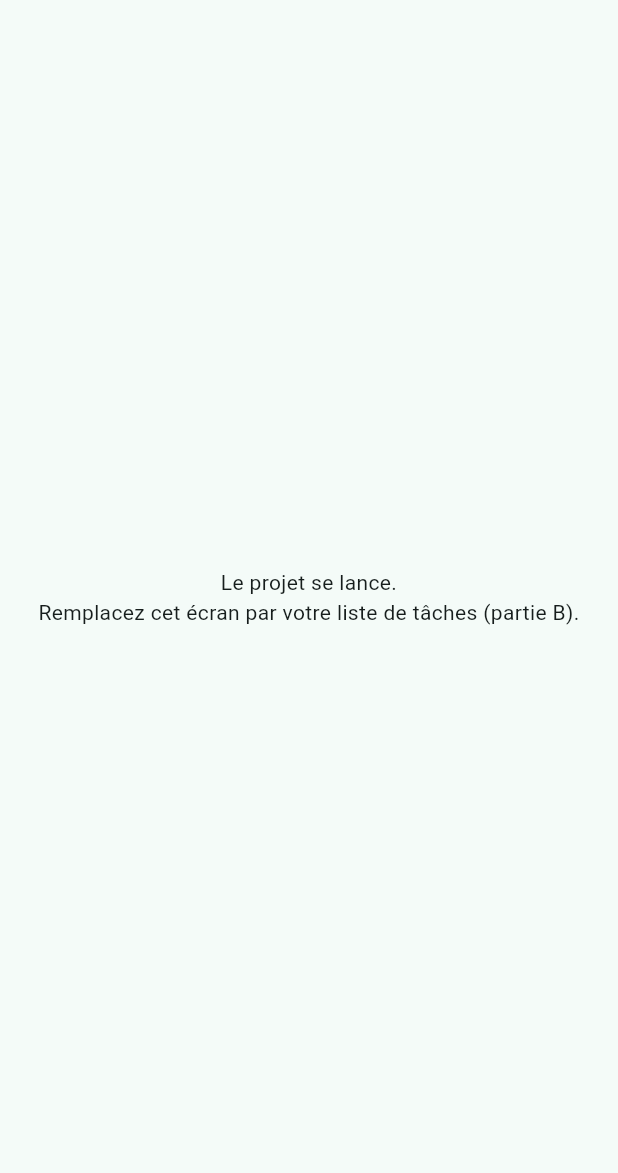
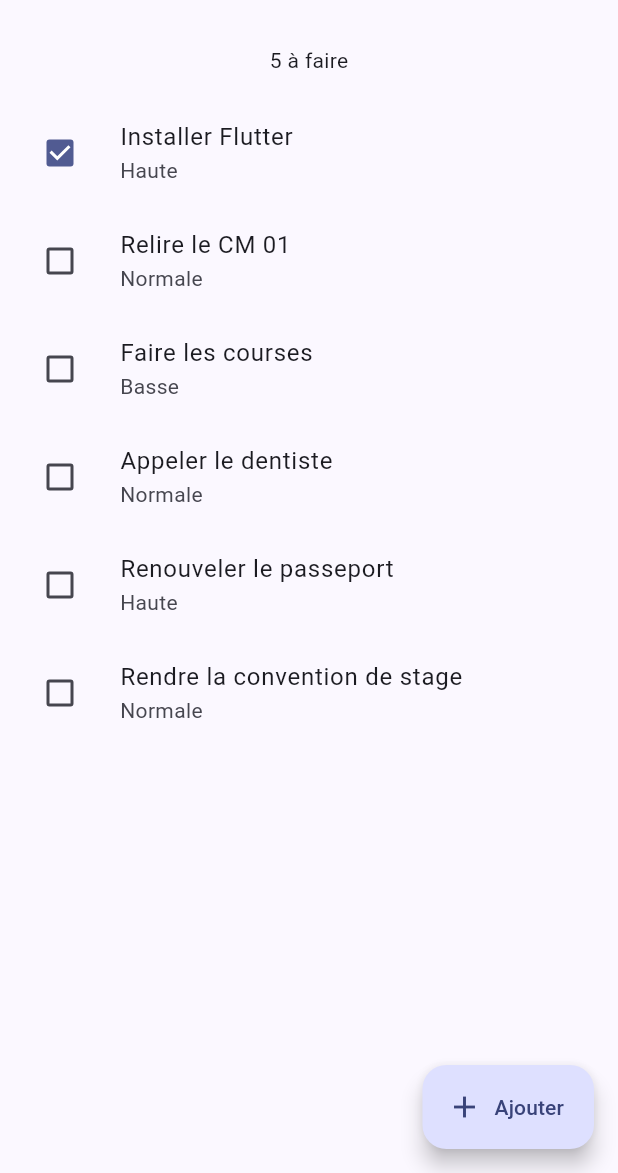
Before and after one commit to LeiHuang25/HAI912I-TP1-flutter, a Flutter app: the screen it shows after launch, on a phone screen of 412 x 824 dp, the part 63-1236 px from its top. Run offline on Flutter 3.47's test engine with Material 3 defaults, Android fonts, the phone set to English and light mode, and no system bars; our stand-ins replace material_ui.

Commit message:
Complete part B task list, local state and checkbox interactions

```diff
--- /dev/null
+++ b/lib/ecrans/liste_taches.dart
@@ -0,0 +1,97 @@
+import 'dart:convert';
+
+import 'package:material_ui/material_ui.dart';
+
+import '../donnees/exemples.dart';
+import '../modele/taches.dart';
+
+class ListeTaches extends StatefulWidget {
+  const ListeTaches({super.key});
+
+  @override
+  State<ListeTaches> createState() => _ListeTachesState();
+}
+
+class _ListeTachesState extends State<ListeTaches> {
+  late final List<Tache> _taches;
+  int _prochainNumero = 1;
+
+  @override
+  void initState() {
+    super.initState();
+
+    final documents = jsonDecode(tachesExempleJson) as List<dynamic>;
+
+    _taches = [
+      for (final document in documents)
+        tacheDepuisJson(Map<String, Object?>.from(document as Map)),
+    ];
+  }
+
+  void _ajouterExemple() {
+    String id;
+
+    do {
+      id = 'ajout-${_prochainNumero++}';
+    } while (_taches.any((tache) => tache.id == id));
+
+    final nouvelle = Tache(id: id, titre: 'Nouvelle tâche $id');
+
+    setState(() {
+      _taches.add(nouvelle);
+    });
+  }
+
+  void _basculerTache(Tache tache) {
+    final index = _taches.indexWhere((element) => element.id == tache.id);
+
+    if (index == -1) return;
+
+    final actuelle = _taches[index];
+
+    setState(() {
+      _taches[index] = actuelle.copyWith(faite: !actuelle.faite);
+    });
+  }
+
+  @override
+  Widget build(BuildContext context) {
+    final statistiques = bilan(_taches);
+    final restantes = statistiques.total - statistiques.faites;
+
+    return Scaffold(
+      appBar: AppBar(title: const Text('Mes tâches')),
+      body: Column(
+        children: [
+          Padding(
+            padding: const EdgeInsets.all(16),
+            child: Text('$restantes à faire'),
+          ),
+          Expanded(
+            child: ListView.builder(
+              itemCount: _taches.length,
+              itemBuilder: (context, index) {
+                final tache = _taches[index];
+
+                return ListTile(
+                  leading: Checkbox(
+                    key: ValueKey('faite-${tache.id}'),
+                    value: tache.faite,
+                    onChanged: (_) => _basculerTache(tache),
+                  ),
+                  title: Text(tache.titre),
+                  subtitle: Text(tache.priorite.libelle),
+                );
+              },
+            ),
+          ),
+        ],
+      ),
+      floatingActionButton: FloatingActionButton.extended(
+        onPressed: _ajouterExemple,
+        icon: const Icon(Icons.add),
+        label: const Text('Ajouter'),
+      ),
+    );
+  }
+}
--- a/lib/main.dart
+++ b/lib/main.dart
@@ -2,6 +2,8 @@
 // Point d'entrée : runApp() attache la racine de l'arbre de widgets à l'écran.
 // Tout le reste est une composition de widgets.
 import 'package:material_ui/material_ui.dart';
+
+import 'ecrans/liste_taches.dart';
 
 void main() => runApp(const MesTachesApp());
 
@@ -14,31 +16,9 @@ class MesTachesApp extends StatelessWidget {
       title: 'Mes tâches',
       debugShowCheckedModeBanner: false,
       // Material 3 est le défaut et tout le thème dérive d'une couleur.
-      theme: ThemeData(colorScheme: .fromSeed(seedColor: Colors.teal)),
+      theme: ThemeData(colorScheme: .fromSeed(seedColor: Colors.indigo)),
       // Écran provisoire : à remplacer par votre écran de liste (B1).
-      home: const _EcranProvisoire(),
+      home: const ListeTaches(),
     );
   }
 }
-
-/// Écran provisoire.
-class _EcranProvisoire extends StatelessWidget {
-  const _EcranProvisoire();
-
-  @override
-  Widget build(BuildContext context) {
-    return Scaffold(
-      appBar: AppBar(title: const Text('Mes tâches')),
-      body: const Center(
-        child: Padding(
-          padding: EdgeInsets.all(24),
-          child: Text(
-            'Le projet se lance.\n'
-            'Remplacez cet écran par votre liste de tâches (partie B).',
-            textAlign: TextAlign.center,
-          ),
-        ),
-      ),
-    );
-  }
-}
```
Also changed, not shown: 1 other file.
